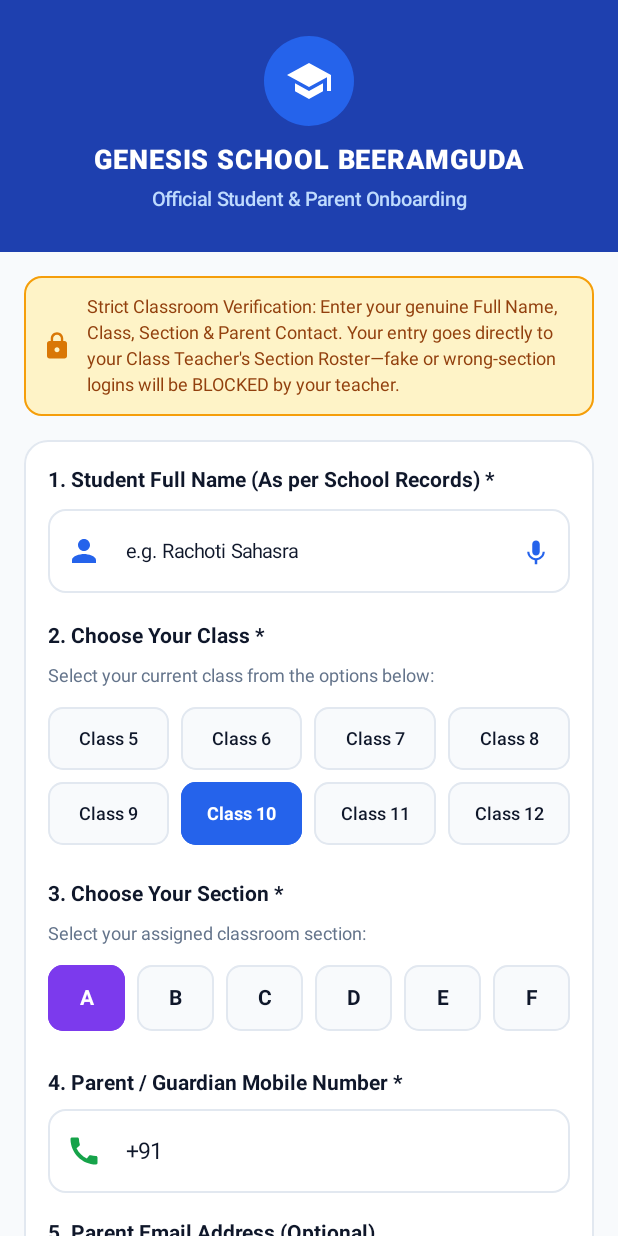
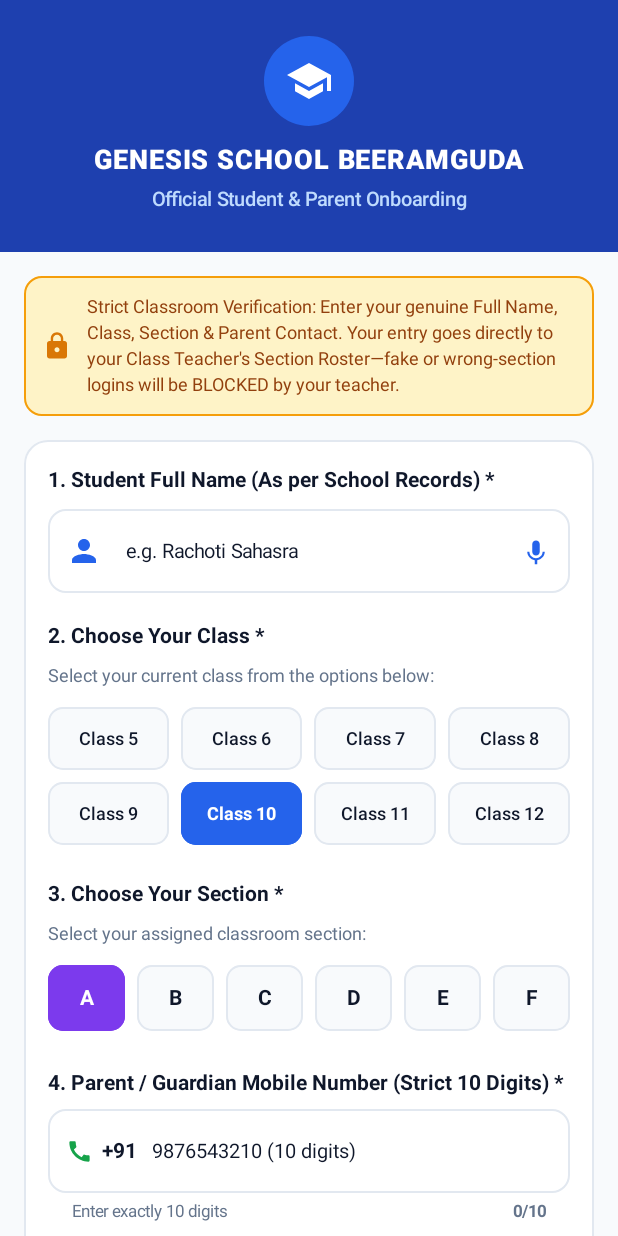
Before and after one commit to HrishikeshPoloju/appv1, an Android app built with Jetpack Compose: the screen it shows after launch (MainActivity), on a phone screen of 412 x 824 dp. Run offline under Robolectric (Android 15) with nearby library versions, the phone set to English and light mode, and no system bars; pictures from the network do not load.

Commit message:
fix: enforce strict 10-digit parent phone validation and prevent button text clipping in profile lock dialog

```diff
--- a/apps/android/app/src/main/java/com/schoolapp/android/ui/screens/HomeSubScreens.kt
+++ b/apps/android/app/src/main/java/com/schoolapp/android/ui/screens/HomeSubScreens.kt
@@ -27,6 +27,7 @@ import androidx.compose.ui.text.style.TextAlign
 import androidx.compose.ui.unit.dp
 import androidx.compose.ui.unit.sp
 import androidx.compose.ui.window.Dialog
+import androidx.compose.ui.window.DialogProperties
 import coil.compose.AsyncImage
 import com.schoolapp.android.data.AdminNotice
 import com.schoolapp.android.data.DiscussionRepository
@@ -48,18 +49,23 @@ fun StudentFirstTimeLoginScreen(
     var fullName by remember { mutableStateOf("") }
     var selectedClass by remember { mutableStateOf("Class 10") }
     var selectedSection by remember { mutableStateOf("A") }
-    var parentPhone by remember { mutableStateOf("+91 ") }
+    var parentPhone by remember { mutableStateOf("") }
     var parentEmail by remember { mutableStateOf("") }
     var address by remember { mutableStateOf("") }
     var errorMsg by remember { mutableStateOf<String?>(null) }
     var showCautionDialog by remember { mutableStateOf(false) }
+
+    val formattedParentPhone = remember(parentPhone) {
+        val digits = parentPhone.filter { it.isDigit() }.take(10)
+        if (digits.isNotBlank()) "+91 $digits" else ""
+    }
 
     if (showCautionDialog) {
         StudentVerificationCautionDialog(
             fullName = fullName.trim(),
             className = selectedClass,
             section = selectedSection,
-            parentPhone = parentPhone.trim(),
+            parentPhone = formattedParentPhone,
             parentEmail = parentEmail.trim(),
             address = address.trim(),
             onDismiss = { showCautionDialog = false },
@@ -69,7 +75,7 @@ fun StudentFirstTimeLoginScreen(
                     fullName.trim(),
                     selectedClass,
                     selectedSection,
-                    parentPhone.trim(),
+                    formattedParentPhone,
                     parentEmail.trim(),
                     address.trim()
                 )
@@ -305,7 +311,7 @@ fun StudentFirstTimeLoginScreen(
                     Spacer(modifier = Modifier.height(18.dp))
 
                     Text(
-                        text = "4. Parent / Guardian Mobile Number *",
+                        text = "4. Parent / Guardian Mobile Number (Strict 10 Digits) *",
                         fontWeight = FontWeight.Bold,
                         fontSize = 14.sp,
                         color = GenesisColors.TextPrimary
@@ -313,15 +319,47 @@ fun StudentFirstTimeLoginScreen(
                     Spacer(modifier = Modifier.height(6.dp))
                     OutlinedTextField(
                         value = parentPhone,
-                        onValueChange = {
-                            parentPhone = it
+                        onValueChange = { input ->
+                            // Strictly allow only up to 10 digits
+                            val digits = input.filter { it.isDigit() }.take(10)
+                            parentPhone = digits
                             errorMsg = null
                         },
-                        placeholder = { Text("+91 98765 43210", fontSize = 13.sp) },
+                        placeholder = { Text("9876543210 (10 digits)", fontSize = 13.sp) },
                         leadingIcon = {
-                            Icon(Icons.Default.Call, contentDescription = null, tint = GenesisColors.Success)
+                            Row(
+                                modifier = Modifier.padding(start = 12.dp, end = 6.dp),
+                                verticalAlignment = Alignment.CenterVertically
+                            ) {
+                                Icon(Icons.Default.Call, contentDescription = null, tint = GenesisColors.Success, modifier = Modifier.size(18.dp))
+                                Spacer(modifier = Modifier.width(6.dp))
+                                Text(
+                                    text = "+91",
+                                    fontSize = 14.sp,
+                                    fontWeight = FontWeight.Bold,
+                                    color = GenesisColors.TextPrimary
+                                )
+                            }
                         },
-                        keyboardOptions = KeyboardOptions(keyboardType = KeyboardType.Phone),
+                        supportingText = {
+                            Row(
+                                modifier = Modifier.fillMaxWidth(),
+                                horizontalArrangement = Arrangement.SpaceBetween
+                            ) {
+                                Text(
+                                    text = if (parentPhone.length == 10) "✓ Valid 10-digit number" else "Enter exactly 10 digits",
+                                    color = if (parentPhone.length == 10) GenesisColors.Success else GenesisColors.TextSecondary,
+                                    fontSize = 11.sp
+                                )
+                                Text(
+                                    text = "${parentPhone.length}/10",
+                                    color = if (parentPhone.length == 10) GenesisColors.Success else GenesisColors.TextSecondary,
+                                    fontSize = 11.sp,
+                                    fontWeight = FontWeight.Bold
+                                )
+                            }
+                        },
+                        keyboardOptions = KeyboardOptions(keyboardType = KeyboardType.Number),
                         singleLine = true,
                         shape = RoundedCornerShape(12.dp),
                         modifier = Modifier.fillMaxWidth()
@@ -450,13 +488,13 @@ fun StudentFirstTimeLoginScreen(
 
                     Button(
                         onClick = {
-                            val digitCount = parentPhone.count { it.isDigit() }
+                            val digits = parentPhone.filter { it.isDigit() }
                             when {
                                 fullName.trim().length < 2 -> {
                                     errorMsg = "Please enter your full name according to school records."
                                 }
-                                digitCount < 10 -> {
-                                    errorMsg = "Please enter a valid 10-digit Parent Mobile Number."
+                                digits.length != 10 -> {
+                                    errorMsg = "Please enter a strict 10-digit Parent Mobile Number (currently ${digits.length}/10 digits)."
                                 }
                                 address.trim().length < 5 -> {
                                     errorMsg = "Please enter your address or tap 'Fetch My Current Location Address'."
@@ -498,17 +536,28 @@ fun StudentVerificationCautionDialog(
     onDismiss: () -> Unit,
     onConfirm: () -> Unit
 ) {
-    Dialog(onDismissRequest = onDismiss) {
+    Dialog(
+        onDismissRequest = onDismiss,
+        properties = DialogProperties(usePlatformDefaultWidth = false)
+    ) {
         Card(
             colors = CardDefaults.cardColors(containerColor = Color.White),
-            shape = RoundedCornerShape(20.dp),
-            modifier = Modifier.fillMaxWidth()
+            shape = RoundedCornerShape(22.dp),
+            modifier = Modifier
+                .fillMaxWidth()
+                .padding(horizontal = 16.dp, vertical = 20.dp)
         ) {
             Column(
                 modifier = Modifier
                     .fillMaxWidth()
-                    .verticalScroll(rememberScrollState())
-                    .padding(20.dp),
+                    .padding(18.dp)
+            ) {
+                // Scrollable content area so buttons are pinned and never cut off
+                Column(
+                    modifier = Modifier
+                        .fillMaxWidth()
+                        .weight(1f, fill = false)
+                        .verticalScroll(rememberScrollState()),
                     horizontalAlignment = Alignment.CenterHorizontally
                 ) {
                     Box(
@@ -649,21 +698,32 @@ fun StudentVerificationCautionDialog(
                             }
                         }
                     }
-
-                Spacer(modifier = Modifier.height(20.dp))
-
-                Row(
-                    modifier = Modifier.fillMaxWidth(),
-                    horizontalArrangement = Arrangement.spacedBy(10.dp)
+                }
+
+                Spacer(modifier = Modifier.height(16.dp))
+
+                // Bottom Buttons pinned: Guaranteed visible with explicit contrast and zero vertical clipping
+                Row(
+                    modifier = Modifier.fillMaxWidth(),
+                    horizontalArrangement = Arrangement.spacedBy(10.dp),
+                    verticalAlignment = Alignment.CenterVertically
                 ) {
                     OutlinedButton(
                         onClick = onDismiss,
                         modifier = Modifier
                             .weight(1f)
                             .height(48.dp),
-                        shape = RoundedCornerShape(12.dp)
-                    ) {
-                        Text("Edit / Recheck", color = GenesisColors.Primary, fontWeight = FontWeight.SemiBold, fontSize = 13.sp)
+                        shape = RoundedCornerShape(12.dp),
+                        contentPadding = PaddingValues(horizontal = 6.dp, vertical = 2.dp)
+                    ) {
+                        Text(
+                            text = "Edit / Recheck",
+                            color = GenesisColors.Primary,
+                            fontWeight = FontWeight.Bold,
+                            fontSize = 13.sp,
+                            maxLines = 1,
+                            textAlign = TextAlign.Center
+                        )
                     }
                     Button(
                         onClick = onConfirm,
@@ -671,13 +731,16 @@ fun StudentVerificationCautionDialog(
                             .weight(1f)
                             .height(48.dp),
                         shape = RoundedCornerShape(12.dp),
-                        colors = ButtonDefaults.buttonColors(containerColor = GenesisColors.Success)
-                    ) {
-                        Text(
-                            if (isTeacherOverride) "Save Update" else "Lock & Confirm",
+                        colors = ButtonDefaults.buttonColors(containerColor = GenesisColors.Success),
+                        contentPadding = PaddingValues(horizontal = 6.dp, vertical = 2.dp)
+                    ) {
+                        Text(
+                            text = if (isTeacherOverride) "Save Update" else "Lock & Confirm",
                             color = Color.White,
                             fontWeight = FontWeight.Bold,
-                            fontSize = 13.sp
+                            fontSize = 13.sp,
+                            maxLines = 1,
+                            textAlign = TextAlign.Center
                         )
                     }
                 }
```
Lines whose indentation alone changed are shown as unchanged.
